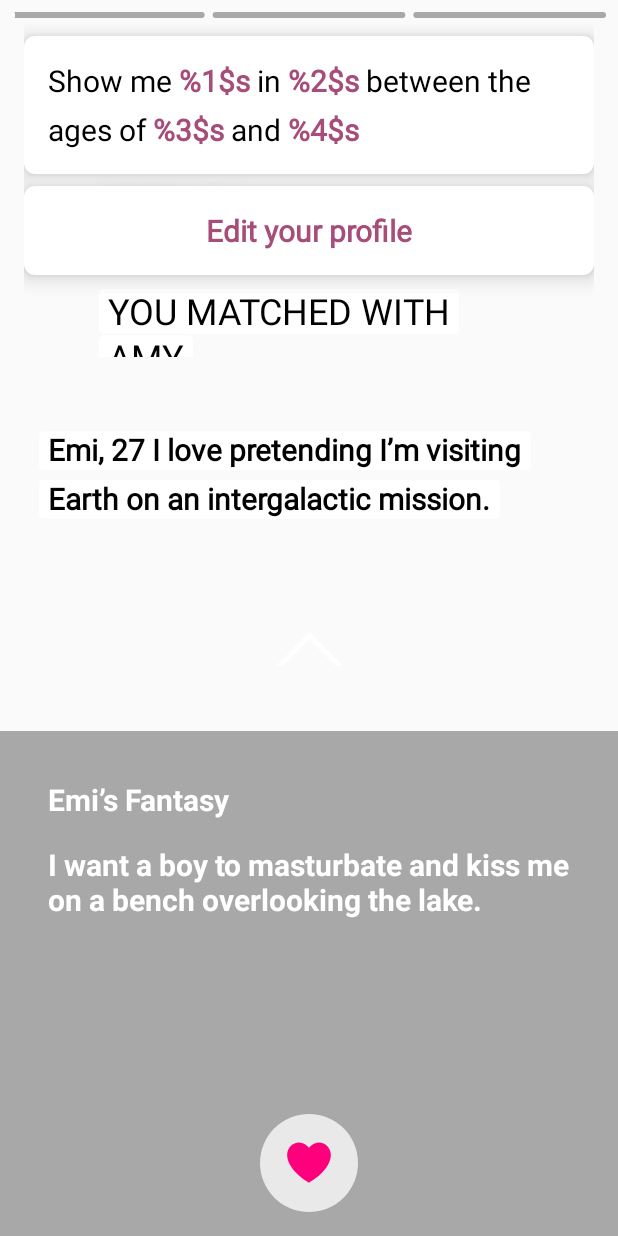
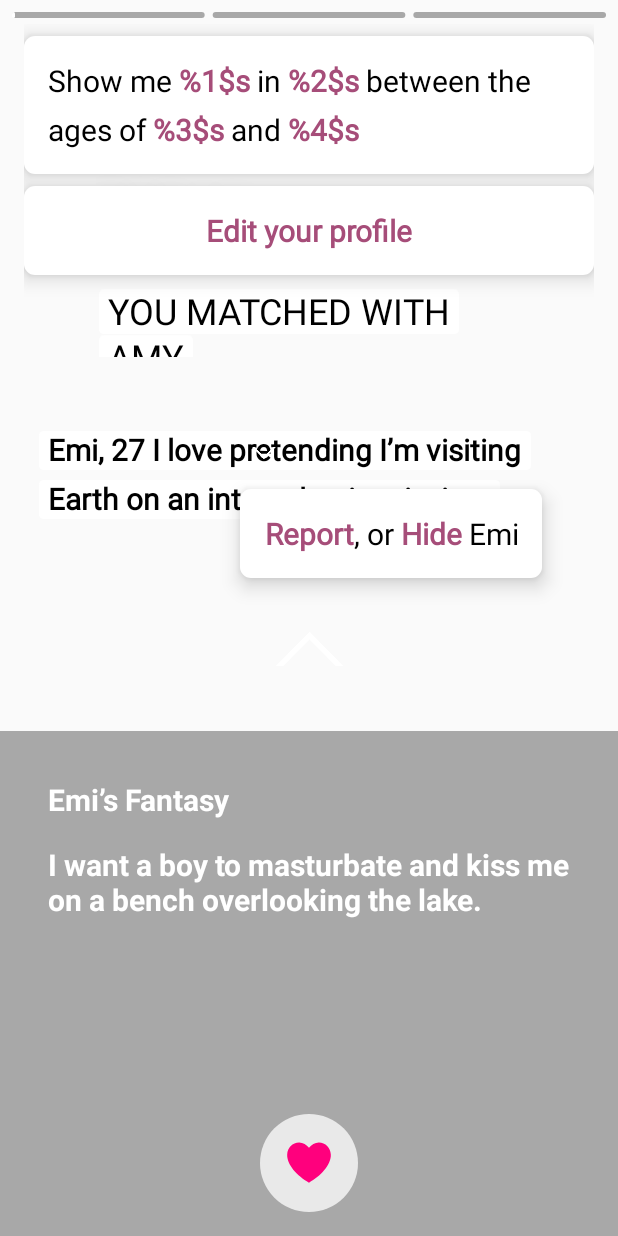
Before and after one commit to Queatz/FantasyDating, an Android app: the layout activity_main.xml on its own in the app's theme, with its tools: preview values and no code run, on a phone screen of 412 x 824 dp. Run offline under Robolectric (Android 15) with nearby library versions, the phone set to English and light mode, and no system bars; Roboto replaces fonts that are not available here.

Commit message:
More options menu

```diff
--- a/app/src/main/java/com/queatz/fantasydating/BackgroundSpan.kt
+++ b/app/src/main/java/com/queatz/fantasydating/BackgroundSpan.kt
@@ -6,7 +6,7 @@ import android.graphics.RectF
 import android.text.style.LineBackgroundSpan
 
 
-class BackgroundSpan(private val backgroundColor: Int, private val padding: Float) : LineBackgroundSpan {
+class BackgroundSpan(private val backgroundColor: Int, private val padding: Float, private val lineWidth: (Int, Int) -> Unit) : LineBackgroundSpan {
     private val bgRect = RectF()
 
     override fun drawBackground(
@@ -30,6 +30,8 @@ class BackgroundSpan(private val backgroundColor: Int, private val padding: Floa
 
         val w = p.measureText(t.toString())
 
+        lineWidth.invoke(lnum, w.toInt())
+
         bgRect.left = left - padding
         bgRect.right = left + w + padding
         bgRect.top = baseline + p.ascent() - padding * .25f
--- a/app/src/main/java/com/queatz/fantasydating/FancyTextView.kt
+++ b/app/src/main/java/com/queatz/fantasydating/FancyTextView.kt
@@ -13,6 +13,7 @@ import android.util.Size
 import android.util.TypedValue
 import android.view.View
 import android.widget.TextView
+import io.reactivex.subjects.BehaviorSubject
 import org.jsoup.Jsoup
 import org.jsoup.nodes.Element
 import org.jsoup.nodes.TextNode
@@ -23,6 +24,8 @@ class FancyTextView : TextView {
     private var bold: Boolean = false
     private var textChangeLock: Boolean = false
     private var theme: Resources.Theme? = null
+
+    val firstLineWidth = BehaviorSubject.createDefault(0)
 
     var onLinkClick: (String) -> Unit = {}
 
@@ -116,7 +119,11 @@ class FancyTextView : TextView {
         textChangeLock = true
 
         super.setText(SpannableString(parsed).apply {
-            setSpan(BackgroundSpan(resources.getColor(R.color.white, theme), pad * .75f), 0, parsed.length, SpannableString.SPAN_EXCLUSIVE_EXCLUSIVE)
+            setSpan(BackgroundSpan(resources.getColor(R.color.white, theme), pad * .75f) { line, width ->
+                if (line == 0) {
+                    firstLineWidth.onNext(width)
+                }
+            }, 0, parsed.length, SpannableString.SPAN_EXCLUSIVE_EXCLUSIVE)
 
             links.forEach { link ->
                 setSpan(object : ClickableSpan() {
--- a/app/src/main/java/com/queatz/fantasydating/MainActivity.kt
+++ b/app/src/main/java/com/queatz/fantasydating/MainActivity.kt
@@ -36,12 +36,18 @@ class MainActivity : AppCompatActivity() {
                 swipeUpArrow.rotation = 180f
                 fantasy.visibility = View.VISIBLE
                 storyText.visibility = View.GONE
+                moreOptionsButton.visibility = View.GONE
+                moreOptionsText.visibility = View.GONE
                 stories.pause()
+                showBub(bub4)
+                closeBub(bub5)
             } else {
                 swipeUpArrow.rotation = 0f
                 fantasy.visibility = View.GONE
                 storyText.visibility = View.VISIBLE
+                moreOptionsButton.visibility = View.VISIBLE
                 stories.resume()
+                showBub(bub5)
             }
         }
 
@@ -153,6 +159,8 @@ class MainActivity : AppCompatActivity() {
                     0 -> "I want a boy to masturbate and kiss me on a bench overlooking the lake.\n\nEmi’s Fantasy\n\nI want a boy to masturbate and kiss me on a bench overlooking the lake.\n\nEmi’s Fantasy\n\nI want a boy to masturbate and kiss me on a bench overlooking the lake.\n\nEmi’s Fantasy\n\nI want a boy to masturbate and kiss me on a bench overlooking the lake.\n\nEmi’s Fantasy\n\nI want a boy to masturbate and kiss me on a bench overlooking the lake.\n\nEmi’s Fantasy\n\nI want a boy to masturbate and kiss me on a bench overlooking the lake.\n\nEmi’s Fantasy\n\nI want a boy to masturbate and kiss me on a bench overlooking the lake.\n\nEmi’s Fantasy\n\nI want a boy to masturbate and kiss me on a bench overlooking the lake.\n\n"
                     else -> "I want a boy to masturbate and kiss me on a bench overlooking the lake."
                 }
+
+                moreOptionsText.visibility = View.GONE
             })
 
         val gestures = object : GestureDetector.SimpleOnGestureListener() {
@@ -309,6 +317,33 @@ class MainActivity : AppCompatActivity() {
         updateDiscoveryPreferences()
 
         showWelcomeModal()
+
+        loveButton.setOnClickListener {
+            showFantasy = false
+            closeBub(bub4)
+        }
+
+        moreOptionsText.onLinkClick = {
+            moreOptionsText.visibility = View.GONE
+            stories.resume()
+        }
+
+        moreOptionsButton.setOnClickListener {
+            moreOptionsText.visibility = View.VISIBLE
+            stories.pause()
+            closeBub(bub5)
+        }
+
+        val oneDp = resources.getDimensionPixelSize(R.dimen.dp)
+
+        disposables.add(storyText.firstLineWidth
+            .subscribeOn(AndroidSchedulers.mainThread())
+            .subscribe {
+                (moreOptionsButton.layoutParams as ViewGroup.MarginLayoutParams).apply {
+                    leftMargin = it + oneDp * 42
+                }
+                moreOptionsButton.requestLayout()
+            })
     }
 
     private fun showWelcomeModal() {
@@ -321,13 +356,7 @@ class MainActivity : AppCompatActivity() {
             bub2.visibility = View.VISIBLE
             bub3.visibility = View.VISIBLE
 
-            listOf(bub1, bub2, bub3).forEach {
-                it.alpha = 0f
-                it.animate()
-                    .alpha(1f)
-                    .setDuration(200)
-                    .start()
-            }
+            listOf(bub1, bub2, bub3).forEach { showBub(it) }
         }
     }
 
@@ -372,7 +401,19 @@ class MainActivity : AppCompatActivity() {
         }, 5)
     }
 
+    fun showBub(view: View) = view.apply {
+        alpha = 0f
+        visibility = View.VISIBLE
+        animate()
+            .alpha(1f)
+            .setDuration(200)
+            .start()
+    }
+
     fun closeBub(view: View) {
+        if (view.visibility == View.GONE) {
+            return
+        }
 
         view.animate()
             .alpha(0f)
--- a/app/src/main/res/drawable/ic_favorite_black_24dp.xml
+++ b/app/src/main/res/drawable/ic_arrow_back_black_24dp.xml
@@ -5,5 +5,5 @@
         android:viewportHeight="24.0">
     <path
         android:fillColor="#FF000000"
-        android:pathData="M12,21.35l-1.45,-1.32C5.4,15.36 2,12.28 2,8.5 2,5.42 4.42,3 7.5,3c1.74,0 3.41,0.81 4.5,2.09C13.09,3.81 14.76,3 16.5,3 19.58,3 22,5.42 22,8.5c0,3.78 -3.4,6.86 -8.55,11.54L12,21.35z"/>
+        android:pathData="M20,11H7.83l5.59,-5.59L12,4l-8,8 8,8 1.41,-1.41L7.83,13H20v-2z"/>
 </vector>
--- a/app/src/main/res/layout/activity_main.xml
+++ b/app/src/main/res/layout/activity_main.xml
@@ -25,7 +25,6 @@
         android:layout_height="wrap_content"
         app:layout_constraintBottom_toTopOf="@+id/swipeUpArrow"
         android:padding="@dimen/pad4x"
-        android:textColor="@color/black"
         tools:text="Emi, 27\n\nI love pretending I’m visiting Earth on an intergalactic mission." />
 
     <ImageButton
@@ -41,7 +40,7 @@
         android:scaleX=".5"
         android:scaleY=".5"
         android:background="@null" />
-e
+
     <View
         android:id="@+id/leftTouchTarget"
         android:layout_width="0dp"
@@ -57,6 +56,35 @@ e
         app:layout_constraintStart_toEndOf="@+id/leftTouchTarget"
         app:layout_constraintEnd_toEndOf="parent"
         tools:visibility="gone"/>
+
+    <ImageView
+        android:id="@+id/moreOptionsButton"
+        android:layout_width="32dp"
+        android:layout_height="32dp"
+        app:layout_constraintStart_toStartOf="@+id/storyText"
+        app:layout_constraintTop_toTopOf="@+id/storyText"
+        android:layout_marginTop="@dimen/pad4x"
+        android:layout_marginStart="160dp"
+        android:padding="@dimen/pad"
+        android:rotation="180"
+        android:src="@drawable/ic_swipe_up" />
+
+    <com.queatz.fantasydating.FancyTextView
+        android:id="@+id/moreOptionsText"
+        android:layout_width="wrap_content"
+        android:layout_height="wrap_content"
+        android:layout_marginTop="@dimen/pad"
+        app:layout_constraintTop_toBottomOf="@+id/moreOptionsButton"
+        app:layout_constraintStart_toStartOf="@+id/moreOptionsButton"
+        android:background="@drawable/white_rounded"
+        android:padding="@dimen/pad2x"
+        app:thin="true"
+        android:gravity="center_horizontal"
+        android:elevation="@dimen/pad"
+        android:textColor="@color/colorPrimary"
+        android:visibility="gone"
+        tools:visibility="visible"
+        android:text="@string/moreOptionsTemplate" />
 
 
     <LinearLayout
@@ -363,6 +391,54 @@ e
         android:visibility="gone"
         android:text="Swipe up to view Emi’s fantasy." />
 
+    <TextView
+        android:id="@+id/bub4"
+        android:layout_width="wrap_content"
+        android:layout_height="wrap_content"
+        app:layout_constrainedWidth="true"
+        app:layout_constraintWidth_max="240dp"
+        app:layout_constraintBottom_toBottomOf="parent"
+        app:layout_constraintEnd_toEndOf="parent"
+        app:layout_constraintStart_toStartOf="parent"
+        android:layout_marginBottom="92dp"
+        android:onClick="closeBub"
+        android:textAppearance="@style/Text.Medium"
+        android:drawableBottom="@drawable/ic_arrow_downward_black_24dp"
+        android:gravity="center"
+        android:drawableTint="#09a"
+        android:background="@drawable/info_rounded"
+        android:textSize="19sp"
+        android:padding="@dimen/pad2x"
+        android:drawablePadding="@dimen/pad"
+        android:elevation="@dimen/pad2x"
+        android:visibility="gone"
+        android:lineSpacingMultiplier="1.4"
+        android:text="Tap show you like her.  If she likes you back, you’ll both be able to talk with each other." />
+
+    <TextView
+        android:id="@+id/bub5"
+        android:layout_width="wrap_content"
+        android:layout_height="wrap_content"
+        app:layout_constrainedWidth="true"
+        app:layout_constraintWidth_max="240dp"
+        app:layout_constraintStart_toEndOf="@+id/moreOptionsButton"
+        app:layout_constraintTop_toTopOf="@+id/moreOptionsButton"
+        app:layout_constraintBottom_toBottomOf="@+id/moreOptionsButton"
+        android:layout_marginStart="@dimen/pad"
+        android:onClick="closeBub"
+        android:textAppearance="@style/Text.Medium"
+        android:drawableStart="@drawable/ic_arrow_back_black_24dp"
+        android:gravity="center"
+        android:drawableTint="#09a"
+        android:background="@drawable/info_rounded"
+        android:textSize="19sp"
+        android:padding="@dimen/pad2x"
+        android:drawablePadding="@dimen/pad"
+        android:elevation="@dimen/pad2x"
+        android:visibility="gone"
+        android:lineSpacingMultiplier="1.4"
+        android:text="Is something wrong?  Tap here to let us know." />
+
     <androidx.constraintlayout.widget.ConstraintLayout
         android:id="@+id/welcomeMessageLayout"
         android:layout_width="match_parent"
--- a/app/src/main/res/values/strings.xml
+++ b/app/src/main/res/values/strings.xml
@@ -12,4 +12,5 @@
     <string name="edit_who"><![CDATA[<tap data="Girls">Girls</tap>, <tap data="Boys">Boys</tap>, or <tap data="People">People</tap>]]></string>
     <string name="edit_where"><![CDATA[<tap data="Austin">Austin</tap>, or <tap data="nope">somewhere else</tap>]]></string>
     <string name="cont">Continue</string>
+    <string name="moreOptionsTemplate"><![CDATA[<tap data="report">Report</tap>, or <tap data="hide">Hide</tap> Emi]]></string>
 </resources>
```
